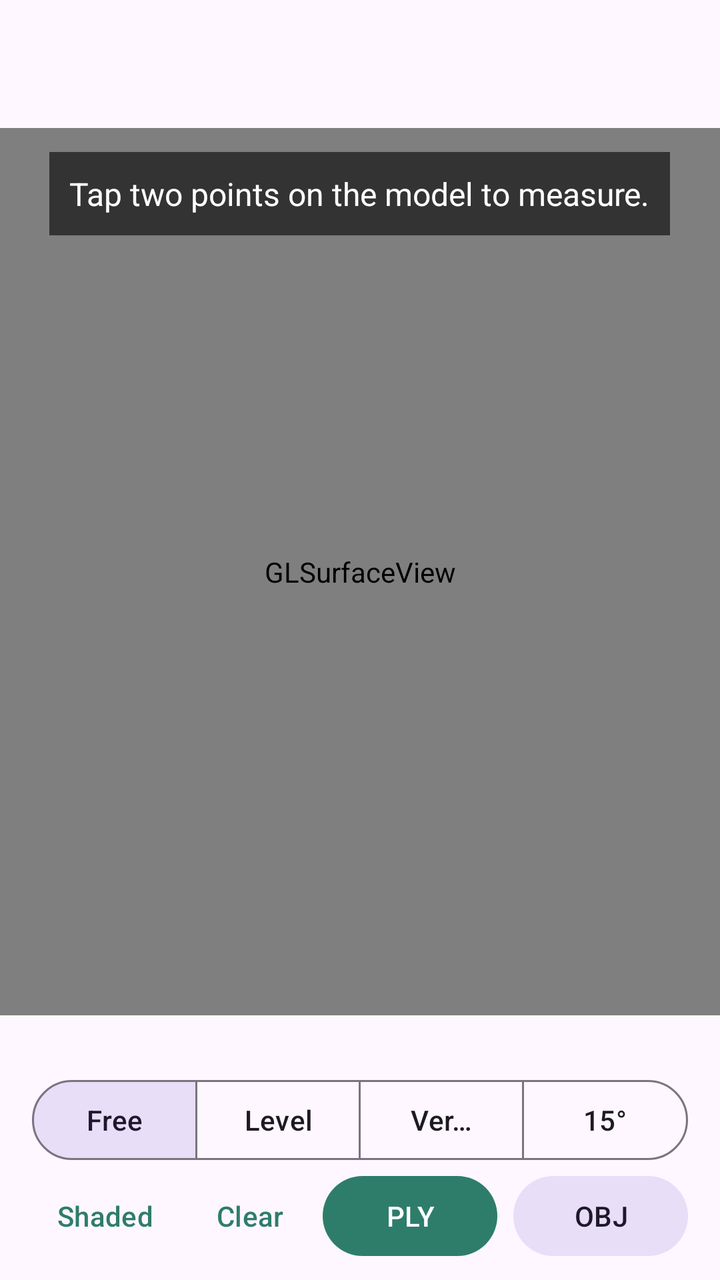
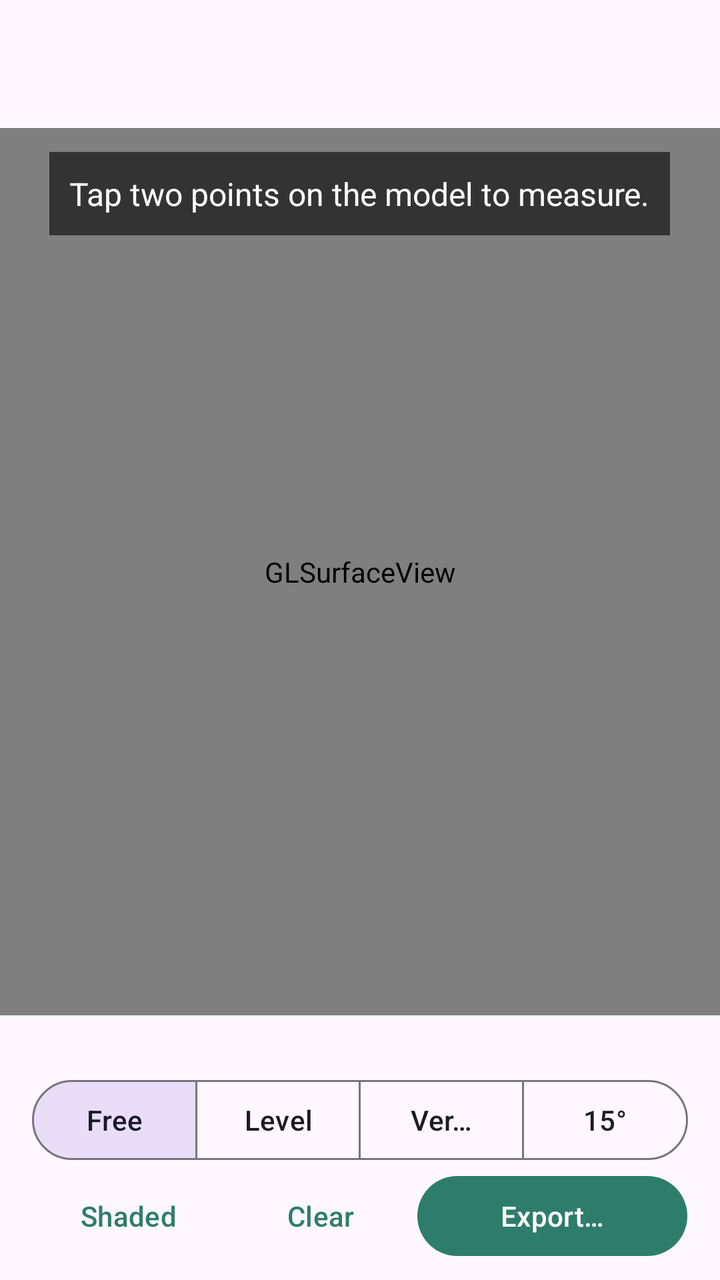

Two renders of the same Android screen: before a commit and after it. Below are the layout's source before the change and the commit's diff.
<!-- AndroidManifest.xml: application theme Theme.ScanMesh -->
<!-- res/layout/activity_viewer.xml -->
<?xml version="1.0" encoding="utf-8"?>
<LinearLayout xmlns:android="http://schemas.android.com/apk/res/android"
    xmlns:app="http://schemas.android.com/apk/res-auto"
    android:id="@+id/root"
    android:layout_width="match_parent"
    android:layout_height="match_parent"
    android:orientation="vertical">

    <com.google.android.material.appbar.MaterialToolbar
        android:id="@+id/toolbar"
        android:layout_width="match_parent"
        android:layout_height="wrap_content" />

    <FrameLayout
        android:layout_width="match_parent"
        android:layout_height="0dp"
        android:layout_weight="1">

        <android.opengl.GLSurfaceView
            android:id="@+id/surfaceView"
            android:layout_width="match_parent"
            android:layout_height="match_parent" />

        <TextView
            android:id="@+id/measureText"
            style="@style/Overlay.Text"
            android:layout_width="wrap_content"
            android:layout_height="wrap_content"
            android:layout_gravity="top|center_horizontal"
            android:layout_margin="12dp"
            android:text="@string/measure_hint"
            android:textSize="16sp" />

        <ProgressBar
            android:id="@+id/progress"
            android:layout_width="wrap_content"
            android:layout_height="wrap_content"
            android:layout_gravity="center" />

        <LinearLayout
            android:id="@+id/selectPanel"
            android:layout_width="match_parent"
            android:layout_height="wrap_content"
            android:layout_gravity="bottom"
            android:background="#CC1C1F24"
            android:orientation="vertical"
            android:paddingHorizontal="16dp"
            android:paddingVertical="8dp"
            android:visibility="gone">

            <TextView
                android:id="@+id/selectStatus"
                android:layout_width="match_parent"
                android:layout_height="wrap_content"
                android:text="@string/select_hint"
                android:textColor="#FFFFFF" />

            <LinearLayout
                android:layout_width="match_parent"
                android:layout_height="wrap_content"
                android:orientation="horizontal">

                <com.google.android.material.materialswitch.MaterialSwitch
                    android:id="@+id/matchColourSwitch"
                    android:layout_width="0dp"
                    android:layout_height="wrap_content"
                    android:layout_weight="1"
                    android:text="@string/select_match_colour"
                    android:textColor="#FFFFFF" />
            </LinearLayout>

            <LinearLayout
                android:layout_width="match_parent"
                android:layout_height="wrap_content"
                android:orientation="horizontal">

                <com.google.android.material.button.MaterialButton
                    android:id="@+id/selectCancelButton"
                    style="@style/Widget.Material3.Button.TextButton"
                    android:layout_width="0dp"
                    android:layout_height="wrap_content"
                    android:layout_weight="1"
                    android:text="@string/cancel"
                    android:textColor="#FFFFFF" />

                <com.google.android.material.button.MaterialButton
                    android:id="@+id/selectUndoButton"
                    style="@style/Widget.Material3.Button.TextButton"
                    android:layout_width="0dp"
                    android:layout_height="wrap_content"
                    android:layout_weight="1"
                    android:text="@string/select_undo"
                    android:textColor="#FFFFFF" />

                <com.google.android.material.button.MaterialButton
                    android:id="@+id/selectFlattenButton"
                    android:layout_width="0dp"
                    android:layout_height="wrap_content"
                    android:layout_weight="1.3"
                    android:text="@string/optimise_run" />
            </LinearLayout>
        </LinearLayout>
    </FrameLayout>

    <LinearLayout
        android:id="@+id/bottomBar"
        android:layout_width="match_parent"
        android:layout_height="wrap_content"
        android:orientation="vertical"
        android:paddingHorizontal="16dp"
        android:paddingVertical="8dp">

        <TextView
            android:id="@+id/statsText"
            android:layout_width="match_parent"
            android:layout_height="wrap_content"
            android:textAppearance="?attr/textAppearanceBodySmall" />

        <com.google.android.material.button.MaterialButtonToggleGroup
            android:id="@+id/rulerGroup"
            android:layout_width="match_parent"
            android:layout_height="wrap_content"
            android:layout_marginTop="4dp"
            android:contentDescription="@string/ruler_mode"
            app:checkedButton="@+id/rulerFree"
            app:selectionRequired="true"
            app:singleSelection="true">

            <Button
                android:id="@+id/rulerFree"
                style="?attr/materialButtonOutlinedStyle"
                android:layout_width="0dp"
                android:layout_height="wrap_content"
                android:layout_weight="1"
                android:text="@string/ruler_free" />

            <Button
                android:id="@+id/rulerLevel"
                style="?attr/materialButtonOutlinedStyle"
                android:layout_width="0dp"
                android:layout_height="wrap_content"
                android:layout_weight="1"
                android:text="@string/ruler_level" />

            <Button
                android:id="@+id/rulerVertical"
                style="?attr/materialButtonOutlinedStyle"
                android:layout_width="0dp"
                android:layout_height="wrap_content"
                android:layout_weight="1"
                android:text="@string/ruler_vertical" />

            <Button
                android:id="@+id/rulerSnap"
                style="?attr/materialButtonOutlinedStyle"
                android:layout_width="0dp"
                android:layout_height="wrap_content"
                android:layout_weight="1"
                android:text="@string/ruler_snap_default" />
        </com.google.android.material.button.MaterialButtonToggleGroup>

        <LinearLayout
            android:layout_width="match_parent"
            android:layout_height="wrap_content"
            android:orientation="horizontal">

            <com.google.android.material.button.MaterialButton
                android:id="@+id/viewModeButton"
                style="@style/Widget.Material3.Button.TextButton"
                android:layout_width="0dp"
                android:layout_height="wrap_content"
                android:layout_weight="1"
                android:text="@string/view_shaded" />

            <com.google.android.material.button.MaterialButton
                android:id="@+id/clearButton"
                style="@style/Widget.Material3.Button.TextButton"
                android:layout_width="0dp"
                android:layout_height="wrap_content"
                android:layout_weight="1"
                android:text="@string/clear_measure" />

            <com.google.android.material.button.MaterialButton
                android:id="@+id/plyButton"
                android:layout_width="0dp"
                android:layout_height="wrap_content"
                android:layout_weight="1.2"
                android:text="@string/export_ply" />

            <com.google.android.material.button.MaterialButton
                android:id="@+id/objButton"
                style="@style/Widget.Material3.Button.TonalButton"
                android:layout_width="0dp"
                android:layout_height="wrap_content"
                android:layout_marginStart="8dp"
                android:layout_weight="1.2"
                android:text="@string/export_obj" />
        </LinearLayout>
    </LinearLayout>
</LinearLayout>
<!-- resources referenced by this layout -->
<resources>
  <string name="cancel">Cancel</string>
  <string name="clear_measure">Clear</string>
  <string name="export_obj">OBJ</string>
  <string name="export_ply">PLY</string>
  <string name="measure_hint">Tap two points on the model to measure.</string>
  <string name="optimise_run">Optimise</string>
  <string name="ruler_free">Free</string>
  <string name="ruler_level">Level</string>
  <string name="ruler_mode">Ruler mode</string>
  <string name="ruler_snap_default">15°</string>
  <string name="ruler_vertical">Vertical</string>
  <string name="select_hint">Tap each wall, floor or ceiling you want flattened. Tap a highlighted surface again to unselect it.</string>
  <string name="select_match_colour">Match colour</string>
  <string name="select_undo">Undo</string>
  <string name="view_shaded">Shaded</string>
  <style name="Overlay.Text" parent="">
          <item name="android:textColor">#FFFFFF</item>
          <item name="android:textSize">14sp</item>
          <item name="android:background">#99000000</item>
          <item name="android:padding">10dp</item>
      </style>
  <style name="Theme.ScanMesh" parent="Theme.Material3.DayNight.NoActionBar">
          <item name="colorPrimary">#2E7D6B</item>
          <item name="colorOnPrimary">#FFFFFF</item>
          <item name="colorSecondary">#F2A541</item>
      </style>
</resources>

<!-- the commit's change to res/layout/activity_viewer.xml (unified diff, before → after) -->
@@ -181,20 +181,11 @@
                 android:text="@string/clear_measure" />
 
             <com.google.android.material.button.MaterialButton
-                android:id="@+id/plyButton"
+                android:id="@+id/exportButton"
                 android:layout_width="0dp"
                 android:layout_height="wrap_content"
-                android:layout_weight="1.2"
-                android:text="@string/export_ply" />
-
-            <com.google.android.material.button.MaterialButton
-                android:id="@+id/objButton"
-                style="@style/Widget.Material3.Button.TonalButton"
-                android:layout_width="0dp"
-                android:layout_height="wrap_content"
-                android:layout_marginStart="8dp"
-                android:layout_weight="1.2"
-                android:text="@string/export_obj" />
+                android:layout_weight="1.4"
+                android:text="@string/export" />
         </LinearLayout>
     </LinearLayout>
 </LinearLayout>
<!-- resource entries referenced after the edit -->
@@ -2,8 +2,7 @@
 <resources>
   <string name="cancel">Cancel</string>
   <string name="clear_measure">Clear</string>
-  <string name="export_obj">OBJ</string>
-  <string name="export_ply">PLY</string>
+  <string name="export">Export…</string>
   <string name="measure_hint">Tap two points on the model to measure.</string>
   <string name="optimise_run">Optimise</string>
   <string name="ruler_free">Free</string>
